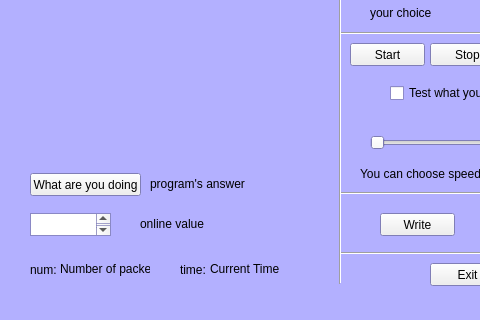
The window that Graphic/mainwindow.ui (OSLL/edu-mindwave-diary) describes before a commit, drawn with Qt 5; both pictures show x 0 to 480 and y 148 to 468 of the 599 by 468 pixel window.
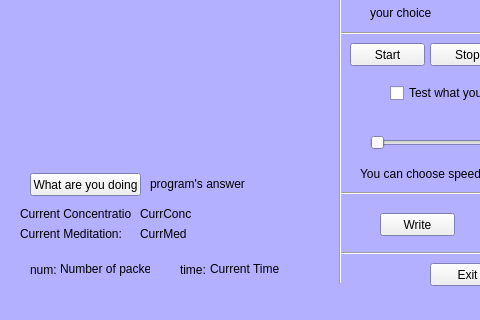
The same window after the commit. Custom widgets are drawn as their Qt base class.

The edit to the form file:
```diff
--- a/Graphic/mainwindow.ui
+++ b/Graphic/mainwindow.ui
@@ -112,18 +112,6 @@
       <string>PAUSE</string>
      </property>
     </widget>
-    <zorder>labelPause</zorder>
-    <zorder>label_9</zorder>
-   </widget>
-   <widget class="QTextBrowser" name="textBrowser">
-    <property name="geometry">
-     <rect>
-      <x>30</x>
-      <y>340</y>
-      <width>81</width>
-      <height>23</height>
-     </rect>
-    </property>
    </widget>
    <widget class="QPushButton" name="buttonWrite">
     <property name="geometry">
@@ -440,14 +428,14 @@
    <widget class="QLabel" name="label_10">
     <property name="geometry">
      <rect>
-      <x>140</x>
-      <y>340</y>
-      <width>71</width>
+      <x>20</x>
+      <y>330</y>
+      <width>111</width>
       <height>21</height>
      </rect>
     </property>
     <property name="text">
-     <string>online value</string>
+     <string>Current Concentration:</string>
     </property>
    </widget>
    <widget class="Line" name="line_4">
@@ -567,6 +555,45 @@
      <string>ConcPlay</string>
     </property>
    </widget>
+   <widget class="QLabel" name="LabelCurrConc">
+    <property name="geometry">
+     <rect>
+      <x>140</x>
+      <y>330</y>
+      <width>51</width>
+      <height>21</height>
+     </rect>
+    </property>
+    <property name="text">
+     <string>CurrConc</string>
+    </property>
+   </widget>
+   <widget class="QLabel" name="label_18">
+    <property name="geometry">
+     <rect>
+      <x>20</x>
+      <y>350</y>
+      <width>111</width>
+      <height>21</height>
+     </rect>
+    </property>
+    <property name="text">
+     <string>Current Meditation:</string>
+    </property>
+   </widget>
+   <widget class="QLabel" name="LabelCurrMed">
+    <property name="geometry">
+     <rect>
+      <x>140</x>
+      <y>350</y>
+      <width>51</width>
+      <height>21</height>
+     </rect>
+    </property>
+    <property name="text">
+     <string>CurrMed</string>
+    </property>
+   </widget>
   </widget>
   <widget class="QMenuBar" name="menuBar">
    <property name="geometry">
```
